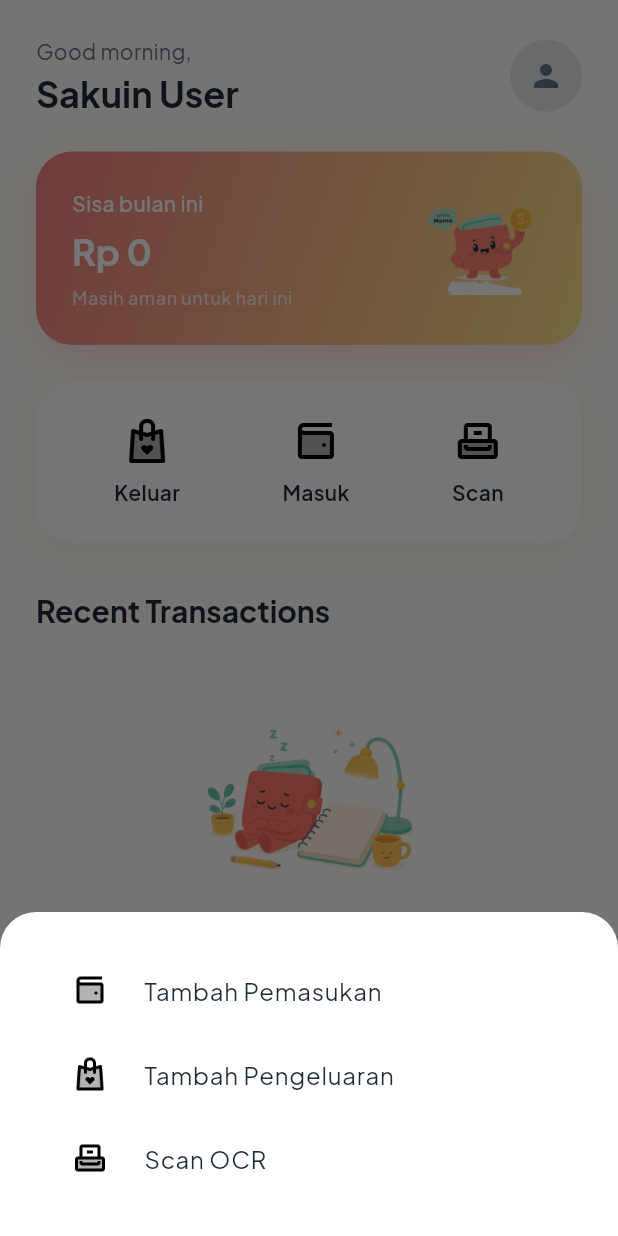
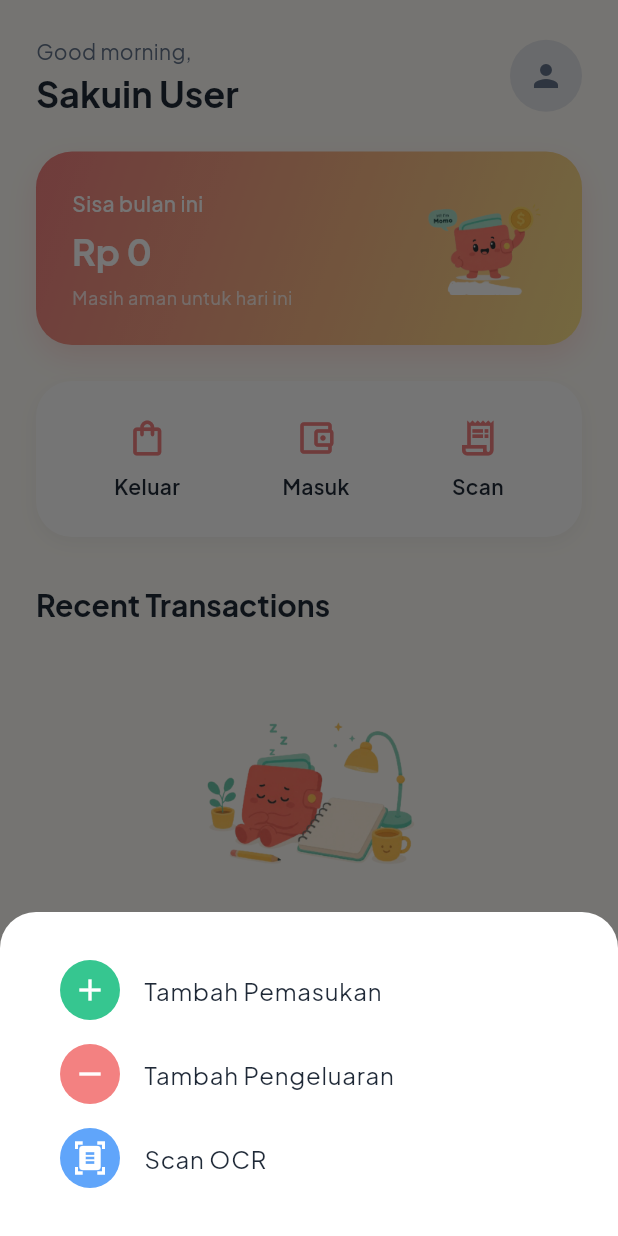
Before and after one commit to elfnc/sakuin, a Flutter app: the HomeScreen screen opened by its route, after a tap on the "add" icon, on a phone screen of 412 x 824 dp. Run offline on Flutter 3.47's test engine with Material 3 defaults, Android fonts, the phone set to English and light mode, and no system bars; our stand-ins replace drift, flutter_riverpod, go_router, google_fonts, riverpod_annotation; accounts and stored records are empty; generated files the repository leaves out were written again.

Commit message:
Revert quick actions to Material Icons

```diff
--- a/lib/features/home/presentation/screens/home_screen.dart
+++ b/lib/features/home/presentation/screens/home_screen.dart
@@ -199,17 +199,17 @@ class HomeScreen extends ConsumerWidget {
         mainAxisAlignment: MainAxisAlignment.spaceEvenly,
         children: [
           _QuickActionItem(
-            imagePath: AppAssets.iconShoppingBag,
+            icon: Icons.shopping_bag_outlined,
             label: 'Keluar',
             onTap: () => context.push('/add-transaction?type=expense'),
           ),
           _QuickActionItem(
-            imagePath: AppAssets.iconSalaryWallet,
+            icon: Icons.account_balance_wallet_outlined,
             label: 'Masuk',
             onTap: () => context.push('/add-transaction?type=income'),
           ),
           _QuickActionItem(
-            imagePath: AppAssets.iconOcrScanner,
+            icon: Icons.receipt_long_outlined,
             label: 'Scan',
             onTap: () {},
           ),
@@ -299,12 +299,12 @@ class HomeScreen extends ConsumerWidget {
 
 class _QuickActionItem extends StatelessWidget {
   const _QuickActionItem({
-    required this.imagePath,
+    required this.icon,
     required this.label,
     required this.onTap,
   });
 
-  final String imagePath;
+  final IconData icon;
   final String label;
   final VoidCallback onTap;
 
@@ -318,7 +318,7 @@ class _QuickActionItem extends StatelessWidget {
         child: Column(
           mainAxisSize: MainAxisSize.min,
           children: [
-            Image.asset(imagePath, width: 32, height: 32),
+            Icon(icon, color: AppColors.primary, size: 28),
             const SizedBox(height: AppSpacing.s8),
             Text(
               label,
--- a/lib/features/navigation/presentation/screens/main_navigation_screen.dart
+++ b/lib/features/navigation/presentation/screens/main_navigation_screen.dart
@@ -3,7 +3,6 @@ import 'package:go_router/go_router.dart';
 import 'package:sakuin/core/constants/app_colors.dart';
 import 'package:sakuin/core/constants/app_radius.dart';
 import 'package:sakuin/core/constants/app_spacing.dart';
-import 'package:sakuin/core/constants/app_assets.dart';
 
 class MainNavigationScreen extends StatelessWidget {
   const MainNavigationScreen({
@@ -54,8 +53,8 @@ class MainNavigationScreen extends StatelessWidget {
               children: [
                 ListTile(
                   leading: const CircleAvatar(
-                    backgroundColor: AppColors.surface,
-                    child: Image(image: AssetImage(AppAssets.iconSalaryWallet), width: 24, height: 24),
+                    backgroundColor: AppColors.income,
+                    child: Icon(Icons.add, color: AppColors.surface),
                   ),
                   title: const Text('Tambah Pemasukan'),
                   onTap: () {
@@ -65,8 +64,8 @@ class MainNavigationScreen extends StatelessWidget {
                 ),
                 ListTile(
                   leading: const CircleAvatar(
-                    backgroundColor: AppColors.surface,
-                    child: Image(image: AssetImage(AppAssets.iconShoppingBag), width: 24, height: 24),
+                    backgroundColor: AppColors.expense,
+                    child: Icon(Icons.remove, color: AppColors.surface),
                   ),
                   title: const Text('Tambah Pengeluaran'),
                   onTap: () {
@@ -76,8 +75,8 @@ class MainNavigationScreen extends StatelessWidget {
                 ),
                 ListTile(
                   leading: const CircleAvatar(
-                    backgroundColor: AppColors.surface,
-                    child: Image(image: AssetImage(AppAssets.iconOcrScanner), width: 24, height: 24),
+                    backgroundColor: AppColors.info,
+                    child: Icon(Icons.document_scanner, color: AppColors.surface),
                   ),
                   title: const Text('Scan OCR'),
                   onTap: () {
```
